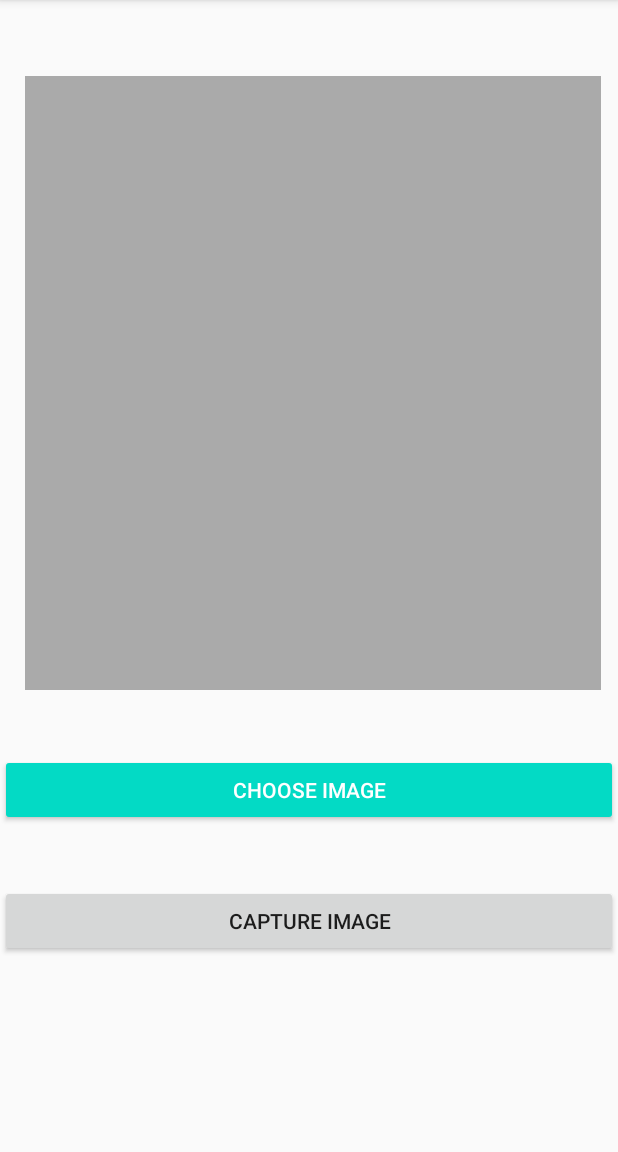
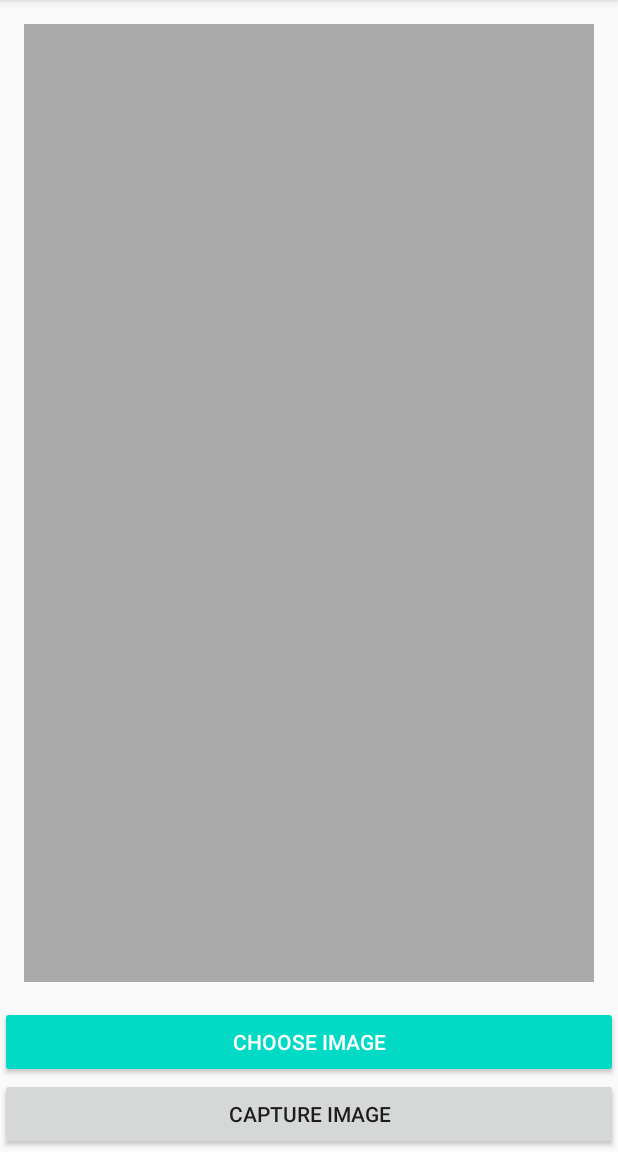
Before and after one commit to TheLides/WorkingCamera, an Android app: the screen it shows after launch (MainActivity), on a phone screen of 412 x 824 dp, the part 84-1236 px from its top. Run offline under Robolectric (Android 15) with nearby library versions, the phone set to English and light mode, and no system bars.

Commit message:
Cam and Gal 2.0

```diff
--- a/app/src/main/java/com/example/myapplication/MainActivity.kt
+++ b/app/src/main/java/com/example/myapplication/MainActivity.kt
@@ -24,14 +24,14 @@ class MainActivity : AppCompatActivity() {
         private val PERMISSION_CODE_CAMERA = 2001
     }
 
-    fun Cube_is_empty(view: View){
+    /*fun Cube_is_empty(view: View){
         val cube_text = Toast.makeText(this,"Oops, there is nothing here...",  Toast.LENGTH_SHORT)
         cube_text.show()
-    }
+    }*/
     override fun onCreate(savedInstanceState: Bundle?) {
         super.onCreate(savedInstanceState)
         setContentView(R.layout.activity_main)
-        img_pick_btn.setOnClickListener {
+        imgPickBtn.setOnClickListener {
             if (Build.VERSION.SDK_INT >= Build.VERSION_CODES.M) {
                 if (checkSelfPermission(Manifest.permission.READ_EXTERNAL_STORAGE) == PackageManager.PERMISSION_DENIED) {
                     val permission = arrayOf(Manifest.permission.READ_EXTERNAL_STORAGE)
@@ -43,7 +43,7 @@ class MainActivity : AppCompatActivity() {
             else
                 pickImageFromGallery()
         }
-        capture_btn.setOnClickListener {
+        captureBtn.setOnClickListener {
             if (Build.VERSION.SDK_INT >= Build.VERSION_CODES.M) {
                 if (checkSelfPermission(Manifest.permission.CAMERA) == PackageManager.PERMISSION_DENIED ||
                     checkSelfPermission(Manifest.permission.WRITE_EXTERNAL_STORAGE) == PackageManager.PERMISSION_DENIED) {
@@ -90,10 +90,10 @@ class MainActivity : AppCompatActivity() {
         if (resultCode == Activity.RESULT_OK)
             when(requestCode) {
                 OPEN_CAMERA_CODE -> {
-                    image_view.setImageURI(image_uri)
+                    imageView.setImageURI(image_uri)
                 }
                 IMAGE_PICK_CODE -> {
-                    image_view.setImageURI(data?.data)
+                    imageView.setImageURI(data?.data)
                 }
             }
     }
--- a/app/src/main/res/layout/activity_main.xml
+++ b/app/src/main/res/layout/activity_main.xml
@@ -9,38 +9,42 @@
     tools:context=".MainActivity">
 
     <ImageView
-        android:id="@+id/image_view"
-        android:layout_width="384dp"
-        android:layout_height="409dp"
+        android:id="@+id/imageView"
+        android:layout_width="0dp"
+        android:layout_height="0dp"
+        android:layout_margin="16dp"
         android:contentDescription="View for displaying image"
-        app:layout_constraintBottom_toBottomOf="parent"
+        app:layout_constraintBottom_toTopOf="@id/imgPickBtn"
         app:layout_constraintEnd_toEndOf="parent"
-        app:layout_constraintHorizontal_bias="0.592"
+        app:layout_constraintHorizontal_bias="0.0"
         app:layout_constraintStart_toStartOf="parent"
         app:layout_constraintTop_toTopOf="parent"
-        app:layout_constraintVertical_bias="0.142"
+        app:layout_constraintVertical_bias="0.0"
         app:srcCompat="@android:color/darker_gray" />
 
     <Button
-        android:id="@+id/img_pick_btn"
+        android:id="@+id/imgPickBtn"
         style="@style/Base.Widget.AppCompat.Button.Colored"
         android:layout_width="match_parent"
         android:layout_height="wrap_content"
         android:layout_marginTop="16dp"
         android:text="Choose Image"
-        app:layout_constraintBottom_toTopOf="@+id/capture_btn"
+        app:layout_constraintBottom_toTopOf="@+id/captureBtn"
         app:layout_constraintEnd_toEndOf="parent"
+        app:layout_constraintHorizontal_bias="0.0"
         app:layout_constraintStart_toStartOf="parent"
-        app:layout_constraintTop_toBottomOf="@+id/image_view"
-        app:layout_constraintVertical_bias="0.4" />
+
+        app:layout_constraintVertical_bias="0.938" />
 
     <Button
-        android:id="@+id/capture_btn"
+        android:id="@+id/captureBtn"
         android:layout_width="match_parent"
         android:layout_height="wrap_content"
         android:text="Capture Image"
         app:layout_constraintBottom_toBottomOf="parent"
         app:layout_constraintEnd_toEndOf="parent"
+        app:layout_constraintHorizontal_bias="0.0"
         app:layout_constraintStart_toStartOf="parent"
-        app:layout_constraintTop_toBottomOf="@+id/image_view" />
+        app:layout_constraintTop_toBottomOf="@+id/imageView"
+        app:layout_constraintVertical_bias="0.976" />
 </androidx.constraintlayout.widget.ConstraintLayout>
```
